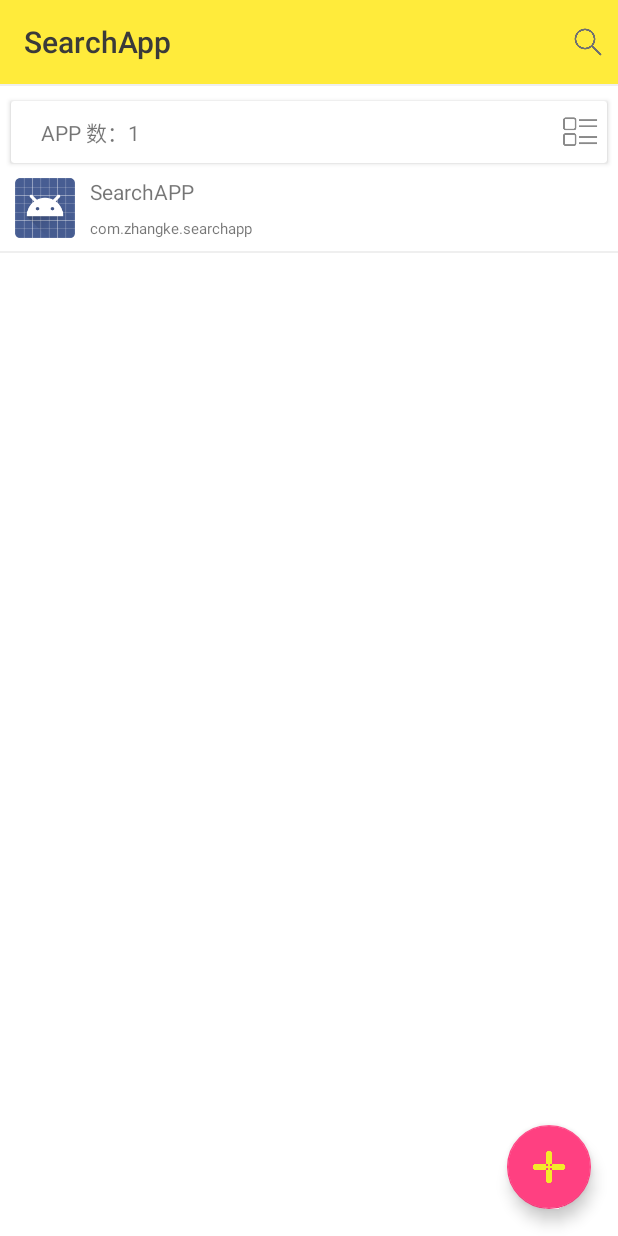
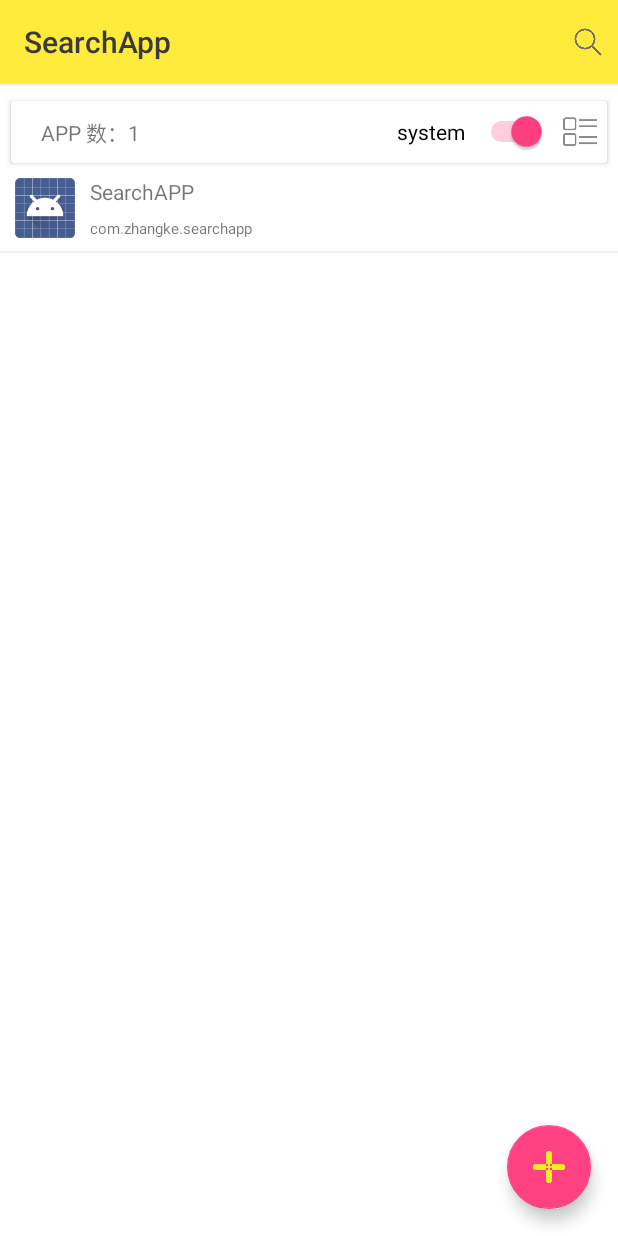
Before and after one commit to 0xZhangKe/SearchApp, an Android app: the screen it shows after launch (MainActivity), on a phone screen of 412 x 824 dp. Run offline under Robolectric (Android 15) with nearby library versions, the phone set to English and light mode, and no system bars; our stand-ins replace ButterKnife, RxJava; libraries missing offline, so code that uses them is left out: android.support.v8; 2 statements that could not run were skipped.

Commit message:
添加 筛选非系统APP 功能

```diff
--- a/app/src/main/java/com/zhangke/searchapp/Main/MainActivity.java
+++ b/app/src/main/java/com/zhangke/searchapp/Main/MainActivity.java
@@ -27,10 +27,12 @@ import android.view.KeyEvent;
 import android.view.LayoutInflater;
 import android.view.View;
 import android.view.ViewGroup;
+import android.widget.CompoundButton;
 import android.widget.ImageView;
 import android.widget.LinearLayout;
 import android.widget.PopupWindow;
 import android.widget.ProgressBar;
+import android.widget.Switch;
 import android.widget.TextView;
 
 import com.zhangke.searchapp.utils.ApplicationInfoUtil;
@@ -83,6 +85,8 @@ public class MainActivity extends AppCompatActivity {
     FloatingActionButton floatingBtn;
     @BindView(R.id.ll_content)
     LinearLayout llContent;
+    @BindView(R.id.switch_system_app)
+    Switch switchSystemApp;
     //    @BindView(R.id.img_custom)
 //    ImageView imgCustom;
 
@@ -156,6 +160,24 @@ public class MainActivity extends AppCompatActivity {
 
         checkAppVersion();
         popupHeight = UiUtils.dip2px(this, 150);
+
+        switchSystemApp.setOnCheckedChangeListener(new CompoundButton.OnCheckedChangeListener() {
+            @Override
+            public void onCheckedChanged(CompoundButton buttonView, boolean isChecked) {
+                listData.clear();
+                if(isChecked){
+                    listData.addAll(appOriginList);
+                }else{
+                    for(AppInfo item : appOriginList){
+                        if(!item.isSystemApp){
+                            listData.add(item);
+                        }
+                    }
+                }
+                adapter.notifyDataSetChanged();
+                tvAppNum.setText("APP 数：" + listData.size());
+            }
+        });
     }
 
     private void getAppList(final boolean useCache) {
@@ -175,7 +197,15 @@ public class MainActivity extends AppCompatActivity {
                 }
                 if (useCache) {
                     appOriginList.addAll(appInfoDao.readAllData());
-                    listData.addAll(appOriginList);
+                    if(switchSystemApp.isChecked()) {
+                        listData.addAll(appOriginList);
+                    }else{
+                        for(AppInfo item : appOriginList){
+                            if(!item.isSystemApp){
+                                listData.add(item);
+                            }
+                        }
+                    }
                     observableEmitter.onNext(1);
                     if (appOriginList != null && !appOriginList.isEmpty()) {
                         appOriginList.clear();
@@ -187,7 +217,15 @@ public class MainActivity extends AppCompatActivity {
                 if (listData != null && !listData.isEmpty()) {
                     listData.clear();
                 }
-                listData.addAll(appOriginList);
+                if(switchSystemApp.isChecked()) {
+                    listData.addAll(appOriginList);
+                }else{
+                    for(AppInfo item : appOriginList){
+                        if(!item.isSystemApp){
+                            listData.add(item);
+                        }
+                    }
+                }
                 observableEmitter.onNext(2);
                 appInfoDao.clearAppList();
                 appInfoDao.insertAppList(appOriginList);
--- a/app/src/main/java/com/zhangke/searchapp/model/AppInfo.java
+++ b/app/src/main/java/com/zhangke/searchapp/model/AppInfo.java
@@ -13,6 +13,7 @@ public class AppInfo  implements Comparable<AppInfo>{
     public int versionCode = 0; // 版本号
     public Drawable appIcon = null; // 应用图标
     public String sortTarget;
+    public boolean isSystemApp = false;
 
     public int pid;
     public int uid;
--- a/app/src/main/java/com/zhangke/searchapp/utils/ApplicationInfoUtil.java
+++ b/app/src/main/java/com/zhangke/searchapp/utils/ApplicationInfoUtil.java
@@ -73,7 +73,6 @@ public class ApplicationInfoUtil {
      */
     public static void getAllProgramInfo(List<AppInfo> applist,
                                          Context context, int type) {
-        ArrayList<AppInfo> appList = new ArrayList<AppInfo>(); // 用来存储获取的应用信息数据
         List<PackageInfo> packages = context.getPackageManager()
                 .getInstalledPackages(0);
 
@@ -89,15 +88,18 @@ public class ApplicationInfoUtil {
             switch (type) {
                 case NONSYSTEM_APP:
                     if (!isSystemAPP(packageInfo)) {
+                        tmpInfo.isSystemApp = false;
                         applist.add(tmpInfo);
                     }
                     break;
                 case SYSTEM_APP:
                     if (isSystemAPP(packageInfo)) {
+                        tmpInfo.isSystemApp = true;
                         applist.add(tmpInfo);
                     }
                     break;
                 default:
+                    tmpInfo.isSystemApp = isSystemAPP(packageInfo);
                     applist.add(tmpInfo);
                     break;
             }
--- a/app/src/main/res/layout/activity_main.xml
+++ b/app/src/main/res/layout/activity_main.xml
@@ -58,6 +58,15 @@
                 android:layout_height="20dp"
                 android:layout_gravity="center" />
 
+            <Switch
+                android:id="@+id/switch_system_app"
+                android:layout_width="wrap_content"
+                android:layout_height="wrap_content"
+                android:layout_gravity="center_vertical|right"
+                android:layout_marginRight="40dp"
+                android:checked="true"
+                android:text="system  "/>
+
             <ImageView
                 android:id="@+id/img_show_type"
                 android:layout_width="35dp"
```
